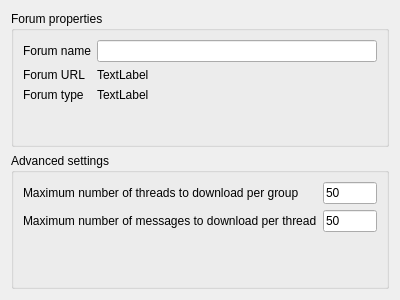
vranki/siilihai-client, file src/reader/subscribeforum_verify.ui: the form before one commit.
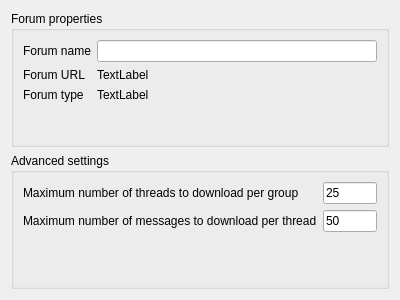
The form after the commit.

```diff
--- a/src/reader/subscribeforum_verify.ui
+++ b/src/reader/subscribeforum_verify.ui
@@ -86,7 +86,7 @@
          <string>000; </string>
         </property>
         <property name="text">
-         <string>50</string>
+         <string>25</string>
         </property>
        </widget>
       </item>
```
Left out of the diff: 2 changed lines with no effect on the pictures.
